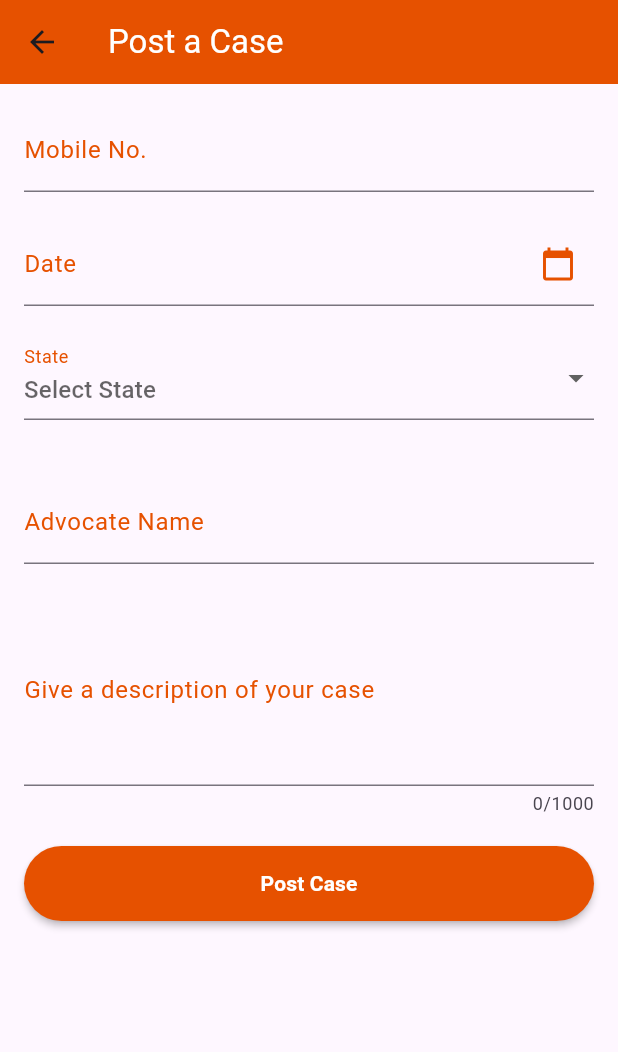
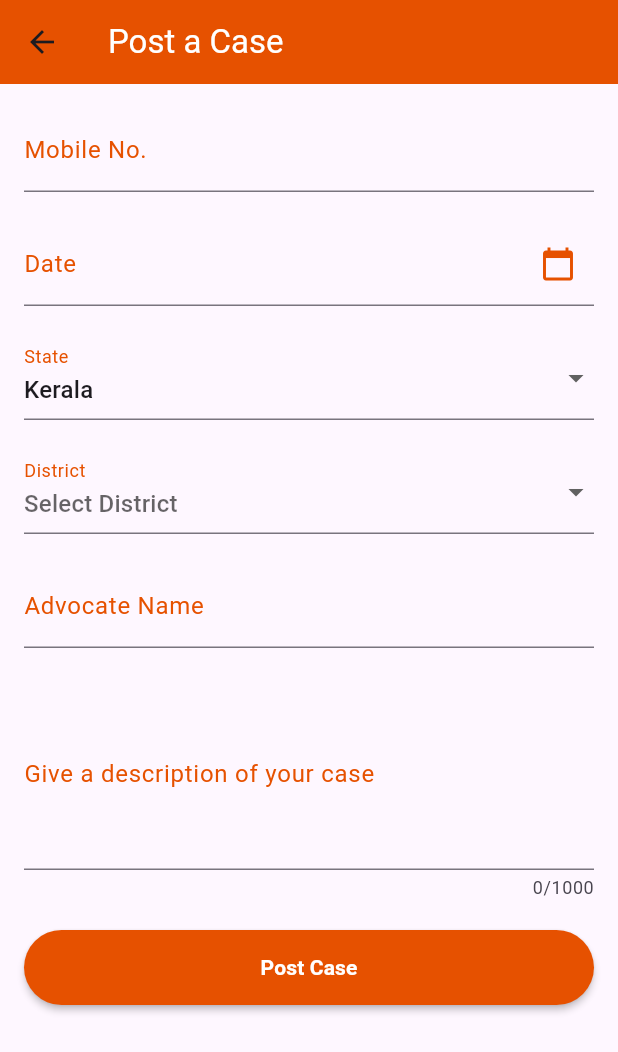
Before and after one commit to aswinthulasir/flutter_private, a Flutter app: the PostCasePage screen opened directly, on a phone screen of 412 x 824 dp. Shown: the top 1052 px of the screen. Run offline on Flutter 3.47's test engine with Material 3 defaults, Android fonts, the light colour scheme and no system bars; our stand-ins replace cloud_firestore, firebase_auth, firebase_core, signals, table_calendar; accounts and stored records are empty; generated files the repository leaves out were written again.

Commit message:
added post case logic

```diff
--- /dev/null
+++ b/lib/controllers/court_controller.dart
@@ -0,0 +1,86 @@
+import 'package:court_project/models/court_complexes.dart';
+
+class CourtController {
+  List<CourtComplex> courtComplexes = [
+    CourtComplex(district: "Alappuzha", courts: [
+      "Alappuzha District Court",
+      "Cherthala Sub-District Court",
+      "Mavelikkara Sub-District Court",
+    ]),
+    CourtComplex(district: "Ernakulam", courts: [
+      "Ernakulam District Court",
+      "Kakkanad Sub-District Court",
+      "Aluva Sub-District Court",
+    ]),
+    CourtComplex(district: "Idukki", courts: [
+      "Idukki District Court",
+      "Thodupuzha Sub-District Court",
+      "Devikulam Sub-District Court",
+    ]),
+    CourtComplex(district: "Kannur", courts: [
+      "Kannur District Court",
+      "Thalassery Sub-District Court",
+      "Iritty Sub-District Court",
+    ]),
+    CourtComplex(district: "Kasaragod", courts: [
+      "Kasaragod District Court",
+      "Kanhangad Sub-District Court",
+      "Kasaragod Sub-District Court",
+    ]),
+    CourtComplex(district: "Kollam", courts: [
+      "Kollam District Court",
+      "Karunagappally Sub-District Court",
+      "Kunnathur Sub-District Court",
+    ]),
+    CourtComplex(district: "Kottayam", courts: [
+      "Kottayam District Court",
+      "Kanjirappally Sub-District Court",
+      "Changanassery Sub-District Court",
+    ]),
+    CourtComplex(district: "Kozhikode", courts: [
+      "Kozhikode District Court",
+      "Vadakara Sub-District Court",
+      "Koyilandy Sub-District Court",
+    ]),
+    CourtComplex(district: "Malappuram", courts: [
+      "Malappuram District Court",
+      "Perinthalmanna Sub-District Court",
+      "Manjeri Sub-District Court",
+    ]),
+    CourtComplex(district: "Palakkad", courts: [
+      "Palakkad District Court",
+      "Ottapalam Sub-District Court",
+      "Mannarkkad Sub-District Court",
+    ]),
+    CourtComplex(district: "Pathanamthitta", courts: [
+      "Pathanamthitta District Court",
+      "Adoor Sub-District Court",
+      "Ranni Sub-District Court",
+    ]),
+    CourtComplex(district: "Thiruvananthapuram", courts: [
+      "Thiruvananthapuram District Court",
+      "Nedumangad Sub-District Court",
+      "Neyyattinkara Sub-District Court",
+    ]),
+    CourtComplex(district: "Thrissur", courts: [
+      "Thrissur District Court",
+      "Irinjalakuda Sub-District Court",
+      "Chalakudy Sub-District Court",
+    ]),
+    CourtComplex(district: "Wayanad", courts: [
+      "Wayanad District Court",
+      "Mananthavady Sub-District Court",
+      "Sulthan Bathery Sub-District Court",
+    ]),
+  ];
+
+  List<String> getListOfDistricts() {
+    return courtComplexes.map((e) => e.district).toList();
+  }
+
+  List<String> getListOfCourts(String district) {
+    return courtComplexes
+        .firstWhere((element) => element.district == district)
+        .courts;
+  }
+}
--- a/lib/main.dart
+++ b/lib/main.dart
@@ -1,5 +1,4 @@
 import 'package:court_project/configs/firebase_config.dart';
-import 'package:court_project/configs/local_database.dart';
 import 'package:court_project/controllers/user_controller.dart';
 import 'package:court_project/screens/dashboard_screen.dart';
 import 'package:court_project/screens/login_screen.dart';
@@ -7,7 +6,6 @@ import 'package:flutter/material.dart';
 
 void main() async {
   WidgetsFlutterBinding.ensureInitialized();
-  LocalDatabase.initialise();
   FirebaseConfig.firebaseConfig.value =
       await FirebaseConfig().initialiseFirebase();
   UserController().listenToUserChanges();
--- /dev/null
+++ b/lib/models/case_model.dart
@@ -0,0 +1,52 @@
+import 'package:cloud_firestore/cloud_firestore.dart';
+
+class Case {
+  final String id;
+  final int mobileNumber;
+  final String date;
+  final String state;
+  final String district;
+  final String court;
+  final String advocateName;
+  final String caseDescription;
+
+  Case({
+    required this.id,
+    required this.mobileNumber,
+    required this.date,
+    required this.state,
+    required this.district,
+    required this.court,
+    required this.advocateName,
+    required this.caseDescription,
+  });
+
+  factory Case.fromFirestore(
+    DocumentSnapshot<Map<String, dynamic>> snapshot,
+    SnapshotOptions? options,
+  ) {
+    final data = snapshot.data();
+    return Case(
+      id: snapshot.id,
+      mobileNumber: data?['mobileNumber'],
+      date: data?['date'],
+      state: data?['state'],
+      district: data?['district'],
+      court: data?['court'],
+      advocateName: data?['advocateName'],
+      caseDescription: data?['caseDescription'],
+    );
+  }
+
+  Map<String, dynamic> toFirestore() {
+    return {
+      'mobileNumber': mobileNumber,
+      'date': date,
+      'state': state,
+      'district': district,
+      'court': court,
+      'advocateName': advocateName,
+      'caseDescription': caseDescription,
+    };
+  }
+}
--- a/lib/models/court_complexes.dart
+++ b/lib/models/court_complexes.dart
@@ -1,16 +1,23 @@
 class CourtComplex {
   final String district;
-  final String courtComplex;
+  final List<String> courts;
 
   CourtComplex({
     required this.district,
-    required this.courtComplex,
+    required this.courts,
   });
+
+  factory CourtComplex.fromMap(Map<String, dynamic> data) {
+    return CourtComplex(
+      district: data['district'],
+      courts: List<String>.from(data['courts']),
+    );
+  }
 
   Map<String, dynamic> toMap() {
     return {
-      'District': district,
-      'CourtComplexName': courtComplex,
+      'district': district,
+      'courts': courts,
     };
   }
 }
--- a/lib/screens/postcase_screen.dart
+++ b/lib/screens/postcase_screen.dart
@@ -1,6 +1,8 @@
-import 'package:court_project/configs/local_database.dart';
+import 'package:court_project/controllers/case_controller.dart';
+import 'package:court_project/controllers/court_controller.dart';
 import 'package:flutter/material.dart';
 import 'package:intl/intl.dart';
+import 'package:signals/signals.dart';
 
 class PostCasePage extends StatefulWidget {
   const PostCasePage({super.key});
@@ -16,7 +18,25 @@ class PostCasePageState extends State<PostCasePage> {
   final _advocateNameController = TextEditingController();
   final _descriptionController = TextEditingController();
 
-  String? _selectedState;
+  final _selectedState = signal<String>("Kerala");
+  final _selectedDistrict = signal<String?>(null);
+  final _selectedCourtComplex = signal<String?>(null);
+
+  late final _selectedDistricts = computed(() {
+    if (_selectedState.value == "Kerala") {
+      return CourtController().getListOfDistricts();
+    }
+    return null;
+  });
+
+  late final _selectedCourtComplexes = computed(() {
+    if (_selectedDistrict.value != null) {
+      return CourtController().getListOfCourts(_selectedDistrict.value!);
+    }
+    return null;
+  });
+
+  final _caseController = CaseController();
 
   @override
   Widget build(BuildContext context) {
@@ -87,7 +107,7 @@ class PostCasePageState extends State<PostCasePage> {
                 const SizedBox(height: 20),
                 DropdownButtonFormField<String>(
                   hint: const Text("Select State"),
-                  value: _selectedState,
+                  value: _selectedState.value,
                   decoration: InputDecoration(
                     labelText: "State",
                     labelStyle: TextStyle(color: Colors.orange.shade900),
@@ -96,15 +116,69 @@ class PostCasePageState extends State<PostCasePage> {
                     ),
                   ),
                   onChanged: (newValue) async {
-                    print(await LocalDatabase().getKeralaCourtComplexes());
                     setState(() {
-                      _selectedState = newValue;
+                      _selectedState.value = newValue ?? "Kerala";
                     });
                   },
-                  items: [DropdownMenuItem(child: Text("Kerala"), value: "KL")],
+                  items: const [
+                    DropdownMenuItem(
+                      value: "Kerala",
+                      child: Text("Kerala"),
+                    ),
+                    DropdownMenuItem(
+                      value: "Coming",
+                      child: Text("Coming Soon"),
+                    ),
+                  ],
                 ),
                 const SizedBox(height: 20),
+                _selectedDistricts.value != null
+                    ? DropdownButtonFormField(
+                        hint: const Text("Select District"),
+                        decoration: InputDecoration(
+                          labelText: "District",
+                          labelStyle: TextStyle(color: Colors.orange.shade900),
+                          focusedBorder: UnderlineInputBorder(
+                            borderSide:
+                                BorderSide(color: Colors.orange.shade900),
+                          ),
+                        ),
+                        items: _selectedDistricts.value!
+                            .map((e) =>
+                                DropdownMenuItem(value: e, child: Text(e)))
+                            .toList(),
+                        onChanged: (value) {
+                          setState(() {
+                            _selectedDistrict.value = value ?? "Trivandrum";
+                          });
+                        })
+                    : const SizedBox(),
                 const SizedBox(height: 20),
+                _selectedCourtComplexes.value != null
+                    ? Column(
+                        children: [
+                          DropdownButtonFormField(
+                              decoration: InputDecoration(
+                                labelText: "Court Complex",
+                                labelStyle:
+                                    TextStyle(color: Colors.orange.shade900),
+                                focusedBorder: UnderlineInputBorder(
+                                  borderSide:
+                                      BorderSide(color: Colors.orange.shade900),
+                                ),
+                              ),
+                              items: _selectedCourtComplexes.value!
+                                  .map((e) => DropdownMenuItem(
+                                      value: e, child: Text(e)))
+                                  .toList(),
+                              onChanged: (value) {
+                                _selectedCourtComplex.value =
+                                    value ?? "Trivandrum District Court";
+                              }),
+                          const SizedBox(height: 20),
+                        ],
+                      )
+                    : const SizedBox(),
                 TextFormField(
                   controller: _advocateNameController,
                   decoration: InputDecoration(
@@ -121,7 +195,7 @@ class PostCasePageState extends State<PostCasePage> {
                     return null;
                   },
                 ),
-                SizedBox(height: 20),
+                const SizedBox(height: 20),
                 TextFormField(
                   controller: _descriptionController,
                   decoration: InputDecoration(
@@ -134,12 +208,36 @@ class PostCasePageState extends State<PostCasePage> {
                   maxLines: 4,
                   maxLength: 1000,
                 ),
-                SizedBox(height: 20),
+                const SizedBox(height: 20),
                 Center(
                   child: MaterialButton(
                     onPressed: () {
                       if (_formKey.currentState!.validate()) {
                         // Implement post case logic
+                        _caseController
+                            .postCase(
+                          mobileNumber: int.parse(_mobileController.text),
+                          date: _dateController.text,
+                          state: _selectedState.value,
+                          district: _selectedDistrict.value!,
+                          court: _selectedCourtComplex.value!,
+                          advocateName: _advocateNameController.text,
+                          caseDescription: _descriptionController.text,
+                        )
+                            .then((value) {
+                          ScaffoldMessenger.of(context).showSnackBar(
+                            SnackBar(
+                              content: Text(
+                                  "Case posted successfully with ID: $value"),
+                            ),
+                          );
+                        }).catchError((err) {
+                          ScaffoldMessenger.of(context).showSnackBar(
+                            SnackBar(
+                              content: Text(err.toString()),
+                            ),
+                          );
+                        });
                       }
                     },
                     height: 50,
```
Also changed, not shown: lib/configs/local_database.dart (deleted, +0 -47 lines), lib/controllers/case_controller.dart (added, +57 -0 lines), 1 other file.
